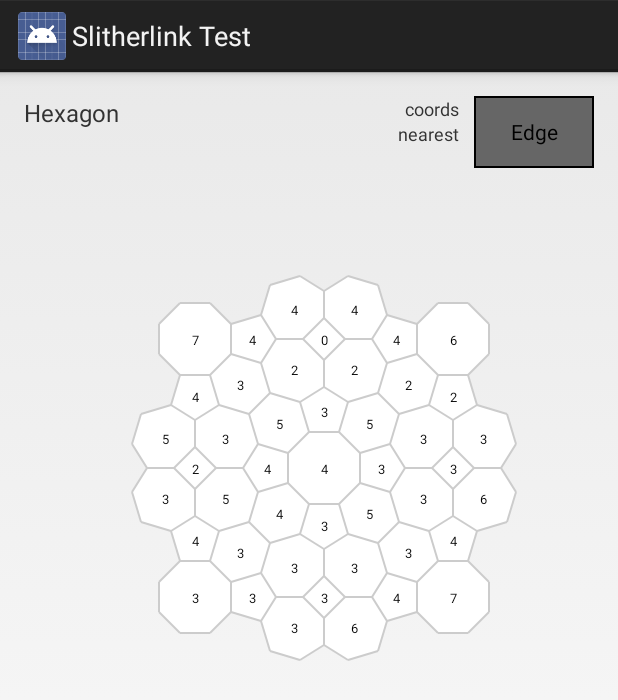
After one commit to CapnArmadillo/Slitherlinks, an Android app: the fragment HexLayoutFragment shown on its own in the app's theme, on a phone screen of 412 x 824 dp. The commit adds this screen. Shown: the top 700 px of the screen. Run offline under Robolectric (Android 15) with nearby library versions, the phone set to English and light mode, and no system bars.

Commit message:
adding hex option

```diff
--- /dev/null
+++ b/app/src/main/java/com/armadillo/slitherlink/hex/HexLayoutFragment.java
@@ -0,0 +1,325 @@
+package com.armadillo.slitherlink.hex;
+
+import android.app.Fragment;
+import android.graphics.Bitmap;
+import android.graphics.Canvas;
+import android.graphics.Paint;
+import android.os.Bundle;
+import android.view.LayoutInflater;
+import android.view.MotionEvent;
+import android.view.View;
+import android.view.ViewGroup;
+import android.view.ViewTreeObserver;
+import android.widget.ImageView;
+import android.widget.TextView;
+import android.widget.ToggleButton;
+
+import com.armadillo.common.DLog;
+import com.armadillo.slitherlink.R;
+import com.armadillo.slitherlink.altair.Edge;
+import com.armadillo.slitherlink.altair.Position;
+import com.armadillo.slitherlink.altair.SNode;
+import com.armadillo.slitherlink.altair.Slitherlink;
+import com.armadillo.slitherlink.altair.SlitherlinkHelper;
+
+import java.util.ArrayList;
+import java.util.Collections;
+import java.util.Comparator;
+
+/**
+ * Created by john.pushnik on 11/16/15.
+ */
+public class HexLayoutFragment extends Fragment {
+    private static final String TAG = "HexLayoutFragment";
+
+    private View view;
+    private ImageView image;
+    private TextView coordinates, nearest;
+    private ToggleButton clickMode;
+
+    private Slitherlink slitherlink;
+    private ArrayList<SNode> nodes;
+    private ArrayList<Edge> edges;
+    private LayoutInflater inflater;
+
+    private boolean treeLoaded = false;
+    private Canvas canvas;
+    private Paint paint;
+
+    private int fontSize = 13;
+    private int xTextOffset = 3;
+    private int yTextOffset = 6;
+
+    public HexLayoutFragment() {
+    }
+
+    @Override
+    public void onCreate(Bundle savedInstanceState) {
+        super.onCreate(savedInstanceState);
+        DLog.i(TAG, "onCreate");
+    }
+
+    @Override
+    public View onCreateView(LayoutInflater inflater, ViewGroup container, Bundle savedInstanceState) {
+        DLog.i();
+        this.inflater = inflater;
+        view = inflater.inflate(R.layout.fragment_hex, container, false);
+        view.getViewTreeObserver().addOnGlobalLayoutListener(globalLayoutListener);
+
+        image = (ImageView)view.findViewById(R.id.image);
+        setOnTouchListenerForView(image);
+        coordinates = (TextView)view.findViewById(R.id.coordinates);
+        nearest = (TextView)view.findViewById(R.id.nearest);
+
+        clickMode = (ToggleButton)view.findViewById(R.id.clickMode);
+
+        return view;
+    }
+
+    private ViewTreeObserver.OnGlobalLayoutListener globalLayoutListener =  new ViewTreeObserver.OnGlobalLayoutListener() {
+        @Override
+        public void onGlobalLayout() {
+            DLog.i();
+
+            int width = image.getWidth();
+            if (treeLoaded) {
+                return;
+            } else if (width > 0) {
+                if (slitherlink != null) {
+                    treeLoaded = true;
+
+                    Bitmap bitmap = Bitmap.createBitmap(image.getWidth(), image.getHeight(), Bitmap.Config.ARGB_8888);
+                    canvas = new Canvas(bitmap);
+                    image.setImageBitmap(bitmap);
+
+                    paint = new Paint();
+                    paint.setStrokeWidth(2);
+
+                    fillNodes();
+                    fillEdges();
+                }
+                if (android.os.Build.VERSION.SDK_INT >= 16) {
+                    view.getViewTreeObserver().removeOnGlobalLayoutListener(this);
+                } else {
+                    view.getViewTreeObserver().removeGlobalOnLayoutListener(this);
+                }
+            }
+        }
+    };
+
+    @Override
+    public void onResume() {
+        super.onResume();
+        DLog.i(TAG, "onResume");
+
+        treeLoaded = false;
+
+        try {
+            if (slitherlink == null) {
+//                try {
+//                    Position base = new Position(130,130);
+//                    slitherlink = new Slitherlink();
+//                    int xMax = 5;
+//                    int off = 200;
+//                    int[] clues;
+//                    for (int tsize = 0; tsize < xMax; tsize++){
+//                        for (int ang = 0; ang < 3; ang++){
+//                            slitherlink.index = 0;
+//                            clues = slitherlink.fill2(SlitherlinkHelper.sl2[tsize + ang * xMax]);
+//                            slitherlink.root = new
+//                                    SNode(8,-1,base,off * tsize, off * ang, ang + 1, 2.0f);
+//                            slitherlink.root.setValue(clues[slitherlink.index]);
+//                            slitherlink.root.setHighlight(2);
+//                            slitherlink.root.setId(slitherlink.index++);
+//                            slitherlink.grow(slitherlink.addNode(slitherlink.root),2,clues);
+//                        }
+//                    }
+//                    for (int h = 0; h < Slitherlink.maxSolve; h++){
+//                        slitherlink.solve();
+//                    }
+//                } catch (Exception e) {
+//                }
+
+                slitherlink = new Slitherlink(3, SlitherlinkHelper.sl31, 1.5f);
+//                slitherlink = new Slitherlink(2, SlitherlinkHelper.sl20, 2.0f);
+//                slitherlink = new Slitherlink(2, SlitherlinkHelper.sl21, 2.0f);
+//                slitherlink = new Slitherlink(2, SlitherlinkHelper.sl22, 2.0f);
+//                slitherlink = new Slitherlink(2, SlitherlinkHelper.sl23, 2.0f);
+//                slitherlink = new Slitherlink(2, SlitherlinkHelper.sl24, 2.0f);
+//                slitherlink = new Slitherlink(2, SlitherlinkHelper.sl25, 2.0f);
+//                slitherlink = new Slitherlink(2, SlitherlinkHelper.sl26, 2.0f);
+//                slitherlink = new Slitherlink(2, SlitherlinkHelper.sl27, 2.0f);
+//                slitherlink = new Slitherlink(2, SlitherlinkHelper.sl28, 2.0f);
+//                slitherlink = new Slitherlink(2, SlitherlinkHelper.sl29, 2.0f);
+//                slitherlink = new Slitherlink(6, SlitherlinkHelper.sl71, 1.0f);
+//                slitherlink = new Slitherlink(6, SlitherlinkHelper.sl72, 1.0f);
+//                slitherlink = new Slitherlink(6, SlitherlinkHelper.sl73, 1.0f);
+//                slitherlink = new Slitherlink(6, SlitherlinkHelper.sl74, 1.0f);
+                nodes = slitherlink.getNodes();
+                edges = slitherlink.getEdges();
+            }
+//            fillNodes();
+//            board.requestLayout();
+        } catch (Exception e) {
+
+        }
+
+    }
+
+    public void fillNodes() {
+        for (SNode node : nodes) {
+            if (node != null) {
+                drawNode(node);
+            }
+        }
+
+    }
+
+    public void fillEdges() {
+        for (Edge edge : edges) {
+            if (edge != null) {
+                drawEdge(edge);
+            }
+        }
+    }
+
+    public void drawEdge(Edge edge) {
+        DLog.d(TAG, edge.toString());
+        paint.setColor(edge.getColor());
+        canvas.drawLine(edge.getPos1().getX(), edge.getPos1().getY(), edge.getPos2().getX(), edge.getPos2().getY(), paint);
+        if (edge.showText()) {
+            Position pos = edge.getPosition();
+            paint.setColor(edge.getTextColor());
+            canvas.drawText("X", pos.getX() - xTextOffset, pos.getY() + yTextOffset, paint);
+        }
+    }
+
+    public void drawEdges(Edge[] edges) {
+        for (Edge edge : edges) {
+            if (edge != null) {
+                drawEdge(edge);
+            }
+        }
+    }
+
+    public void drawEdges(ArrayList<Edge> edges) {
+        for (Edge edge : edges) {
+            drawEdge(edge);
+        }
+    }
+
+    public void drawNode(SNode node) {
+        if (node == null) {
+            DLog.d(TAG, "node is null");
+            return;
+        }
+        DLog.d(TAG, node.toString());
+        paint.setColor(node.getColor());
+        canvas.drawPath(node.getPath(), paint);
+        if (node.getValue() != -1) {
+            paint.setColor(node.getTextColor());
+            paint.setTextSize(fontSize);
+            Position pos = node.getPosition();
+            canvas.drawText("" + node.getValue(), pos.getX() - xTextOffset, pos.getY() + yTextOffset, paint);
+//            canvas.drawText("" + node.getId() + "," + node.getValue(), pos.getX() - xTextOffset, pos.getY() + yTextOffset, paint);
+        }
+    }
+
+    public void setOnTouchListenerForView(View view) {
+        view.setOnTouchListener(
+                new View.OnTouchListener() {
+                    @Override
+                    public boolean onTouch(View v, MotionEvent event) {
+                        if (event.getAction() == MotionEvent.ACTION_UP) {
+                            int x = (int) event.getX();
+                            int y = (int) event.getY();
+                            coordinates.setText("Touch coordinates : (" + x + "," + y + ")");
+                            if (slitherlink != null) {
+                                if (clickMode.isChecked()) {
+                                    SNode near = findNearestNode(x, y);
+                                    if (near != null) {
+                                        nearest.setText("Nearest node = " + near.toString());
+                                        near.toggleHighlight();
+                                        drawNode(near);
+                                        drawEdges(near.getEdges());
+                                        slitherlink.replaceNode(near);
+                                    }
+                                } else {
+                                    Edge near = findNearestEdge(x, y);
+                                    if (near != null) {
+                                        nearest.setText("Nearest edge = " + near.toString());
+                                        near.toggleStatus();
+                                        if (!near.showText()) {
+                                            Position pos = near.getPosition();
+                                            paint.setColor(near.getTextColor());
+                                            canvas.drawText("X", pos.getX() - xTextOffset, pos.getY() + yTextOffset, paint);
+                                        }
+
+                                        SNode node1 = near.getNode1();
+                                        if (node1 != null) {
+                                            drawNode(node1);
+                                            drawEdges(node1.getEdges());
+                                        }
+                                        SNode node2 = near.getNode2();
+                                        if (node2 != null) {
+                                            drawNode(node2);
+                                            drawEdges(node2.getEdges());
+                                        }
+                                    }
+                                }
+                            }
+                        }
+                        return true;
+                    }
+                });
+    }
+
+    public SNode findNearestNode(int x, int y){
+        final Position point = new Position(x,y);
+        Collections.sort(nodes, new Comparator<SNode>() {
+            @Override
+            public int compare(SNode lhs, SNode rhs) {
+                float left = lhs.getPosition().getDist(point);
+                float right = rhs.getPosition().getDist(point);
+                if (left < right) {
+                    return -1;
+                } else if (left > right) {
+                    return 1;
+                } else {
+                    return 0;
+                }
+            }
+        });
+        SNode temp = nodes.get(0);
+        if (temp.contains(point)) {
+            return temp;
+        } else {
+            for (SNode neighbor : temp.getNodes()) {
+                if (neighbor.contains(point)) {
+                    return neighbor;
+                }
+            }
+        }
+        return null;
+    }
+
+    public Edge findNearestEdge(int x, int y){
+        final Position point = new Position(x,y);
+        Collections.sort(edges, new Comparator<Edge>() {
+            @Override
+            public int compare(Edge lhs, Edge rhs) {
+                float left = lhs.getPosition().getDist(point);
+                float right = rhs.getPosition().getDist(point);
+                if (left < right) {
+                    return -1;
+                } else if (left > right) {
+                    return 1;
+                } else {
+                    return 0;
+                }
+            }
+        });
+        return edges.get(0);
+    }
+
+}
--- /dev/null
+++ b/app/src/main/res/layout/fragment_hex.xml
@@ -0,0 +1,54 @@
+<RelativeLayout xmlns:android="http://schemas.android.com/apk/res/android"
+    android:layout_width="match_parent"
+    android:layout_height="match_parent"
+    android:paddingLeft="@dimen/activity_horizontal_margin"
+    android:paddingRight="@dimen/activity_horizontal_margin"
+    android:paddingTop="@dimen/activity_vertical_margin"
+    android:paddingBottom="@dimen/activity_vertical_margin"
+    >
+
+    <TextView
+		android:id="@+id/title"
+        android:text="@string/hexagon"
+        android:textSize="16sp"
+        android:layout_width="wrap_content"
+        android:layout_height="wrap_content" />
+
+    <ToggleButton
+        android:id="@+id/clickMode"
+        android:layout_width="80dp"
+        android:layout_height="wrap_content"
+        android:layout_alignParentRight="true"
+        android:textOn="Node"
+        android:textOff="Edge"
+        android:background="@drawable/btn_show"
+        android:layout_marginLeft="10dp"
+        />
+
+    <TextView
+        android:id="@+id/coordinates"
+        android:text="coords"
+        android:textSize="12sp"
+        android:layout_width="wrap_content"
+        android:layout_height="wrap_content"
+        android:layout_toLeftOf="@id/clickMode"
+        />
+
+    <TextView
+        android:id="@+id/nearest"
+        android:text="nearest"
+        android:textSize="12sp"
+        android:layout_width="wrap_content"
+        android:layout_height="wrap_content"
+        android:layout_below="@id/coordinates"
+        android:layout_toLeftOf="@id/clickMode"
+        />
+
+    <ImageView
+        android:id="@+id/image"
+        android:layout_width="match_parent"
+        android:layout_height="match_parent"
+        android:layout_below="@id/clickMode"
+        />
+
+</RelativeLayout>
```
Also changed, not shown: app/src/main/java/com/armadillo/slitherlink/MainActivity.java (+22 -2 lines), app/src/main/res/layout/navbar.xml (+11 -11 lines).
